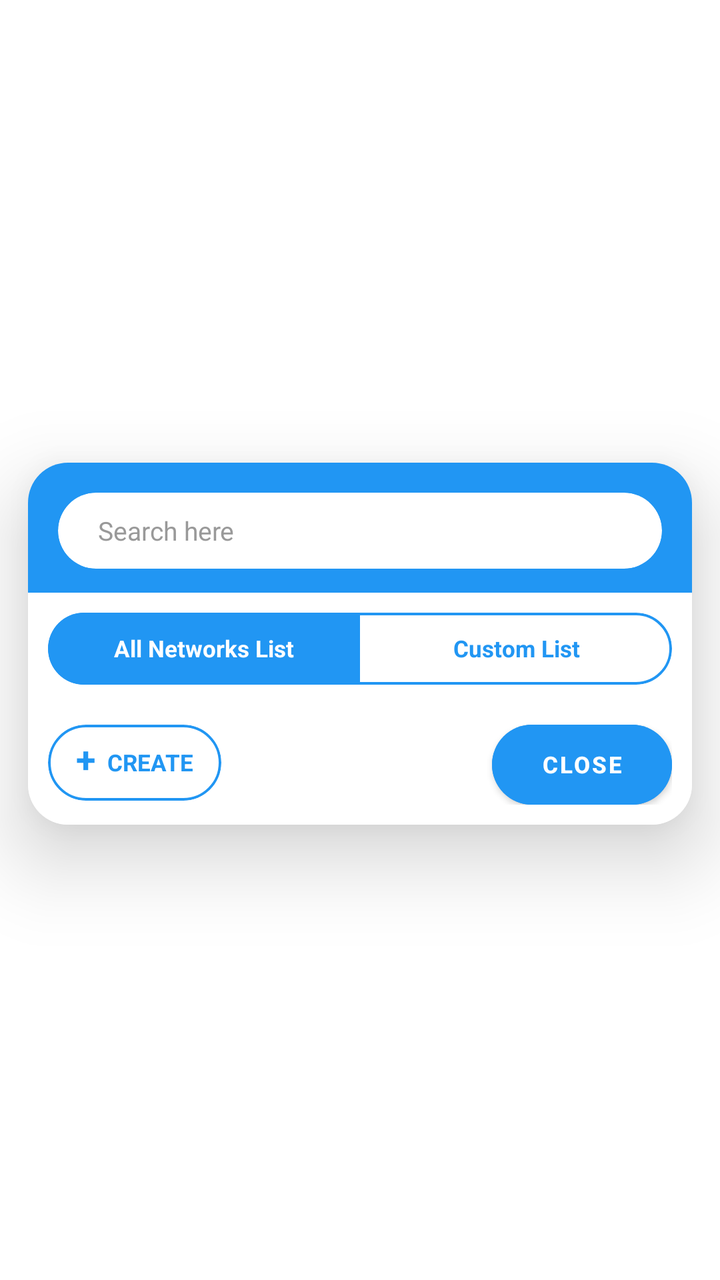
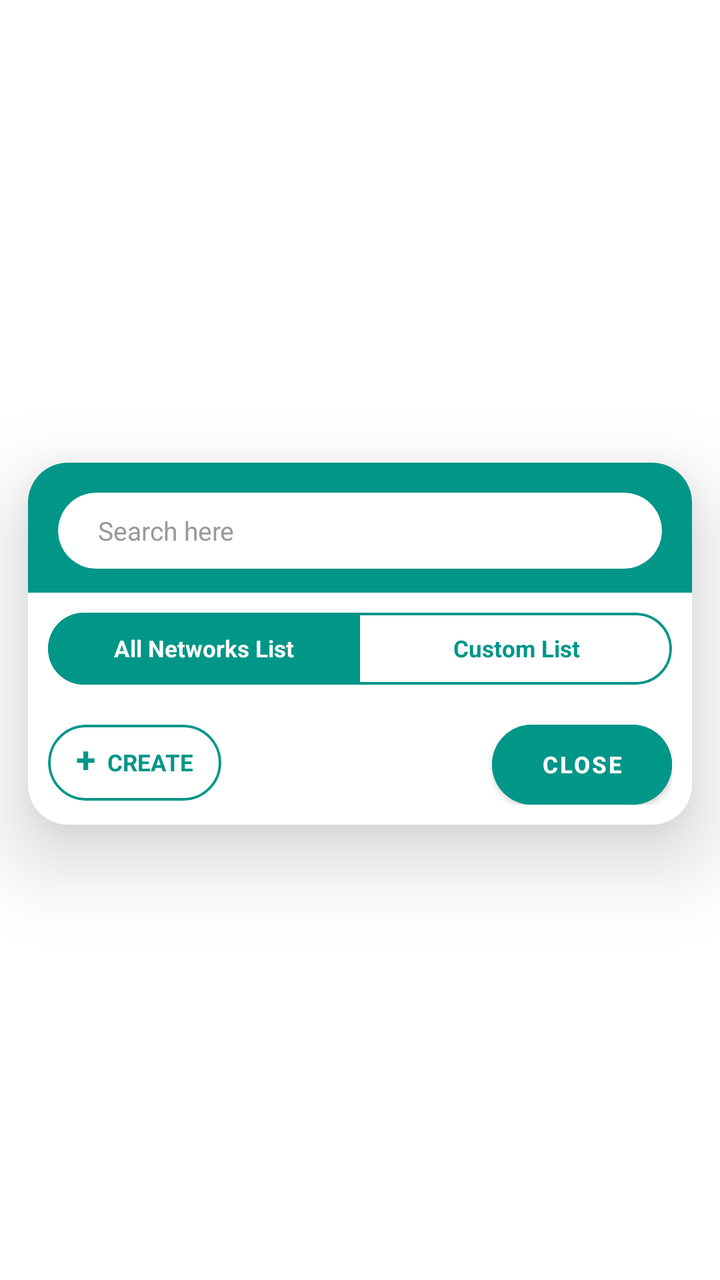

An Android layout rendered at two revisions. The XML below is the earlier revision; the diff shows what the commit changed to produce the second picture.
<!-- AndroidManifest.xml: application theme AppTheme -->
<!-- res/layout/dialog_selection_list.xml -->
<?xml version="1.0" encoding="utf-8"?>
<LinearLayout xmlns:android="http://schemas.android.com/apk/res/android"
    xmlns:app="http://schemas.android.com/apk/res-auto"
    android:layout_width="match_parent"
    android:layout_height="wrap_content"
    android:orientation="vertical"
    android:background="@android:color/transparent"
    android:gravity="center">

    <com.google.android.material.card.MaterialCardView
        android:layout_width="match_parent"
        android:layout_height="wrap_content"
        android:layout_marginTop="20dp"
        android:layout_marginBottom="16dp"
        android:layout_marginStart="14dp"
        android:layout_marginEnd="14dp"
        app:cardCornerRadius="20dp"
        app:cardBackgroundColor="@color/white"
        app:cardElevation="24dp">

        <LinearLayout
            android:layout_width="match_parent"
            android:layout_height="wrap_content"
            android:orientation="vertical">

            <LinearLayout
                android:id="@+id/dialog_header"
                android:layout_width="match_parent"
                android:layout_height="wrap_content"
                android:background="#2196F3"
                android:orientation="vertical"
                android:paddingTop="15dp"
                android:paddingBottom="12dp"
                android:paddingStart="15dp"
                android:paddingEnd="15dp">

                <com.google.android.material.card.MaterialCardView
                    android:layout_width="match_parent"
                    android:layout_height="38dp" 
                    app:cardCornerRadius="19dp"
                    app:cardElevation="0dp"
                    app:cardBackgroundColor="@color/white">

                    <EditText
                        android:id="@+id/search_box"
                        android:layout_width="match_parent"
                        android:layout_height="match_parent"
                        android:background="@null"
                        android:hint="Search here"
                        android:paddingStart="20dp"
                        android:paddingEnd="20dp"
                        android:textSize="13sp"
                        android:textColor="#333333"
                        android:textColorHint="#999999"
                        android:singleLine="true"/>
                </com.google.android.material.card.MaterialCardView>
            </LinearLayout>

            <LinearLayout
                android:id="@+id/tabs_layout"
                android:layout_width="match_parent"
                android:layout_height="36dp"
                android:layout_margin="10dp"
                android:orientation="horizontal">

                <com.google.android.material.card.MaterialCardView
                    android:layout_width="match_parent"
                    android:layout_height="match_parent"
                    app:cardCornerRadius="18dp"
                    app:strokeWidth="1.2dp"
                    app:strokeColor="#2196F3"
                    app:cardElevation="0dp">

                    <LinearLayout
                        android:layout_width="match_parent"
                        android:layout_height="match_parent"
                        android:orientation="horizontal">

                        <TextView
                            android:id="@+id/btn_all_networks"
                            android:layout_width="0dp"
                            android:layout_height="match_parent"
                            android:layout_weight="1"
                            android:text="All Networks List"
                            android:gravity="center"
                            android:background="#2196F3"
                            android:textColor="@color/white"
                            android:textSize="11.5sp"
                            android:textStyle="bold"/>

                        <TextView
                            android:id="@+id/btn_custom_list"
                            android:layout_width="0dp"
                            android:layout_height="match_parent"
                            android:layout_weight="1"
                            android:text="Custom List"
                            android:gravity="center"
                            android:background="@color/white"
                            android:textColor="#2196F3"
                            android:textSize="11.5sp"
                            android:textStyle="bold"/>
                    </LinearLayout>
                </com.google.android.material.card.MaterialCardView>
            </LinearLayout>

                        <androidx.recyclerview.widget.RecyclerView
                android:id="@+id/recycler_view"
                android:layout_width="match_parent"
                android:layout_height="0dp"
                android:layout_weight="1"
                android:paddingStart="8dp"
                android:paddingEnd="8dp"
                android:clipToPadding="false"/>

            <RelativeLayout
                android:layout_width="match_parent"
                android:layout_height="wrap_content"
                android:padding="10dp"
                android:background="@color/white">

                <com.google.android.material.card.MaterialCardView
                    android:id="@+id/btn_create_card"
                    android:layout_width="wrap_content"
                    android:layout_height="38dp"
                    android:layout_alignParentStart="true"
                    app:cardCornerRadius="19dp"
                    app:strokeWidth="1.2dp"
                    app:strokeColor="#2196F3"
                    app:cardBackgroundColor="@color/white"
                    app:cardElevation="0dp">

                    <LinearLayout
                        android:id="@+id/btn_create"
                        android:layout_width="wrap_content"
                        android:layout_height="match_parent"
                        android:orientation="horizontal"
                        android:gravity="center"
                        android:paddingStart="14dp"
                        android:paddingEnd="14dp">

                        <TextView
                            android:id="@+id/create_icon_text"
                            android:layout_width="wrap_content"
                            android:layout_height="wrap_content"
                            android:text="+"
                            android:textColor="#2196F3"
                            android:textSize="18sp"
                            android:textStyle="bold"
                            android:layout_marginEnd="6dp"
                            android:layout_marginBottom="2dp"/>

                        <TextView
                            android:id="@+id/text_create"
                            android:layout_width="wrap_content"
                            android:layout_height="wrap_content"
                            android:text="CREATE"
                            android:textColor="#2196F3"
                            android:textSize="11.5sp"
                            android:textStyle="bold"/>
                    </LinearLayout>
                </com.google.android.material.card.MaterialCardView>

                <Button
                    android:id="@+id/btn_close"
                    android:layout_width="90dp"
                    android:layout_height="40dp"
                    android:layout_alignParentEnd="true"
                    android:backgroundTint="#2196F3"
                    android:text="CLOSE"
                    android:textColor="@color/white"
                    android:textSize="11.5sp"
                    android:textStyle="bold"
                    app:cornerRadius="20dp"
                    android:insetTop="0dp"
                    android:insetBottom="0dp"/>
            </RelativeLayout>
        </LinearLayout>
    </com.google.android.material.card.MaterialCardView>
</LinearLayout>
<!-- resources referenced by this layout -->
<resources>
  <color name="white">#ffffff</color>
  <style name="AppTheme" parent="Theme.MaterialComponents.Light.NoActionBar">
          <item name="colorPrimary">#D32F2F</item>
          <item name="colorPrimaryDark">#B71C1C</item>
          <item name="colorAccent">#D32F2F</item>
          
          <item name="android:textColorPrimary">@android:color/black</item>
          <item name="android:textColorSecondary">@android:color/darker_gray</item>
      </style>
</resources>

<!-- the commit's change to res/layout/dialog_selection_list.xml (unified diff, before → after) -->
@@ -27,7 +27,7 @@
                 android:id="@+id/dialog_header"
                 android:layout_width="match_parent"
                 android:layout_height="wrap_content"
-                android:background="#2196F3"
+                android:background="#009688"
                 android:orientation="vertical"
                 android:paddingTop="15dp"
                 android:paddingBottom="12dp"
@@ -68,7 +68,7 @@
                     android:layout_height="match_parent"
                     app:cardCornerRadius="18dp"
                     app:strokeWidth="1.2dp"
-                    app:strokeColor="#2196F3"
+                    app:strokeColor="#009688"
                     app:cardElevation="0dp">
 
                     <LinearLayout
@@ -83,7 +83,7 @@
                             android:layout_weight="1"
                             android:text="All Networks List"
                             android:gravity="center"
-                            android:background="#2196F3"
+                            android:background="#009688"
                             android:textColor="@color/white"
                             android:textSize="11.5sp"
                             android:textStyle="bold"/>
@@ -96,7 +96,7 @@
                             android:text="Custom List"
                             android:gravity="center"
                             android:background="@color/white"
-                            android:textColor="#2196F3"
+                            android:textColor="#009688"
                             android:textSize="11.5sp"
                             android:textStyle="bold"/>
                     </LinearLayout>
@@ -125,7 +125,7 @@
                     android:layout_alignParentStart="true"
                     app:cardCornerRadius="19dp"
                     app:strokeWidth="1.2dp"
-                    app:strokeColor="#2196F3"
+                    app:strokeColor="#009688"
                     app:cardBackgroundColor="@color/white"
                     app:cardElevation="0dp">
 
@@ -143,7 +143,7 @@
                             android:layout_width="wrap_content"
                             android:layout_height="wrap_content"
                             android:text="+"
-                            android:textColor="#2196F3"
+                            android:textColor="#009688"
                             android:textSize="18sp"
                             android:textStyle="bold"
                             android:layout_marginEnd="6dp"
@@ -154,7 +154,7 @@
                             android:layout_width="wrap_content"
                             android:layout_height="wrap_content"
                             android:text="CREATE"
-                            android:textColor="#2196F3"
+                            android:textColor="#009688"
                             android:textSize="11.5sp"
                             android:textStyle="bold"/>
                     </LinearLayout>
@@ -165,7 +165,7 @@
                     android:layout_width="90dp"
                     android:layout_height="40dp"
                     android:layout_alignParentEnd="true"
-                    android:backgroundTint="#2196F3"
+                    android:backgroundTint="#009688"
                     android:text="CLOSE"
                     android:textColor="@color/white"
                     android:textSize="11.5sp"
<!-- resource entries referenced after the edit -->
@@ -2,9 +2,9 @@
 <resources>
   <color name="white">#ffffff</color>
   <style name="AppTheme" parent="Theme.MaterialComponents.Light.NoActionBar">
-          <item name="colorPrimary">#D32F2F</item>
-          <item name="colorPrimaryDark">#B71C1C</item>
-          <item name="colorAccent">#D32F2F</item>
+          <item name="colorPrimary">#009688</item>
+          <item name="colorPrimaryDark">#00796B</item>
+          <item name="colorAccent">#009688</item>
           
           <item name="android:textColorPrimary">@android:color/black</item>
           <item name="android:textColorSecondary">@android:color/darker_gray</item>
